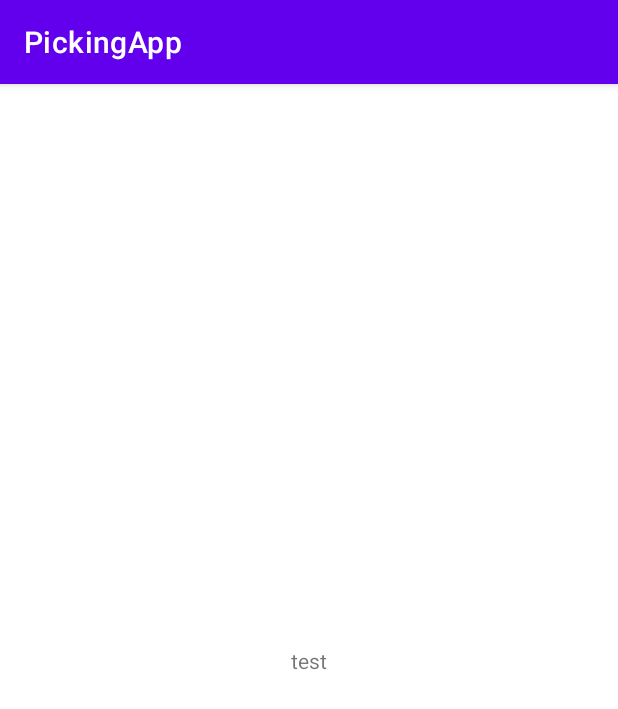
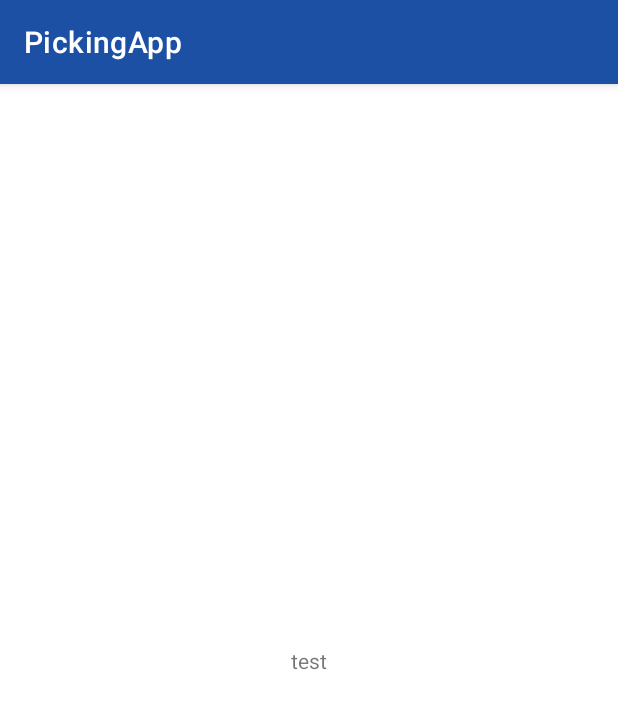
Before and after one commit to edoomm/sistema-picking-app, an Android app: the screen it shows after launch (MainActivity), on a phone screen of 412 x 824 dp. Shown: the top 709 px of the screen. Run offline under Robolectric (Android 15) with nearby library versions, the phone set to English and light mode, and no system bars.

Commit message:
cambio de colores

```diff
--- a/app/src/main/res/values/colors.xml
+++ b/app/src/main/res/values/colors.xml
@@ -1,10 +1,16 @@
 <?xml version="1.0" encoding="utf-8"?>
 <resources>
+    <color name="colorPrimary">#1c50a4</color>
+    <color name="colorAccent">#e83900</color>
+    <color name="colorPrimaryDark">#12356d</color>
+    <color name="colorAccentDark">#992600</color>
+
     <color name="purple_200">#FFBB86FC</color>
     <color name="purple_500">#FF6200EE</color>
     <color name="purple_700">#FF3700B3</color>
     <color name="teal_200">#FF03DAC5</color>
     <color name="teal_700">#FF018786</color>
+
     <color name="black">#FF000000</color>
     <color name="white">#FFFFFFFF</color>
 </resources>
--- a/app/src/main/res/values/themes.xml
+++ b/app/src/main/res/values/themes.xml
@@ -2,13 +2,13 @@
     <!-- Base application theme. -->
     <style name="Theme.PickingApp" parent="Theme.MaterialComponents.DayNight.DarkActionBar">
         <!-- Primary brand color. -->
-        <item name="colorPrimary">@color/purple_500</item>
-        <item name="colorPrimaryVariant">@color/purple_700</item>
+        <item name="colorPrimary">@color/colorPrimary</item>
+        <item name="colorPrimaryVariant">@color/colorPrimaryDark</item>
         <item name="colorOnPrimary">@color/white</item>
         <!-- Secondary brand color. -->
-        <item name="colorSecondary">@color/teal_200</item>
-        <item name="colorSecondaryVariant">@color/teal_700</item>
-        <item name="colorOnSecondary">@color/black</item>
+        <item name="colorSecondary">@color/colorAccent</item>
+        <item name="colorSecondaryVariant">@color/colorAccentDark</item>
+        <item name="colorOnSecondary">@color/white</item>
         <!-- Status bar color. -->
         <item name="android:statusBarColor" tools:targetApi="l">?attr/colorPrimaryVariant</item>
         <!-- Customize your theme here. -->
```
